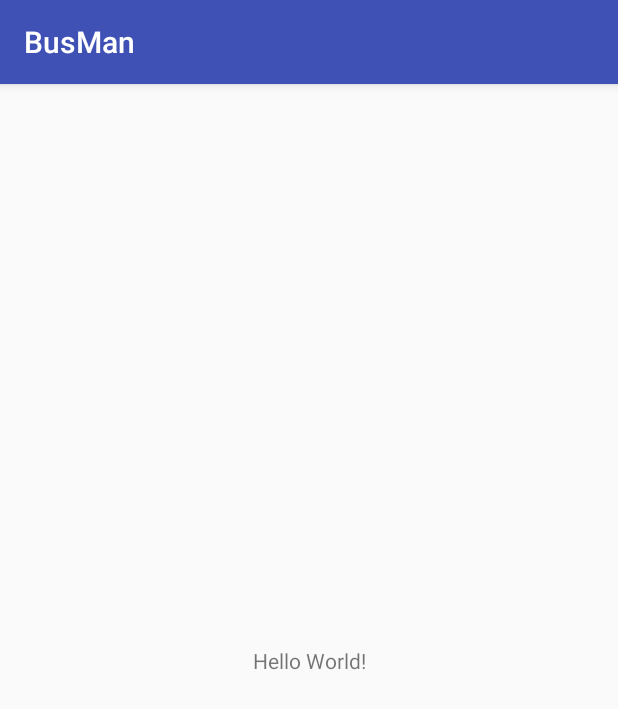
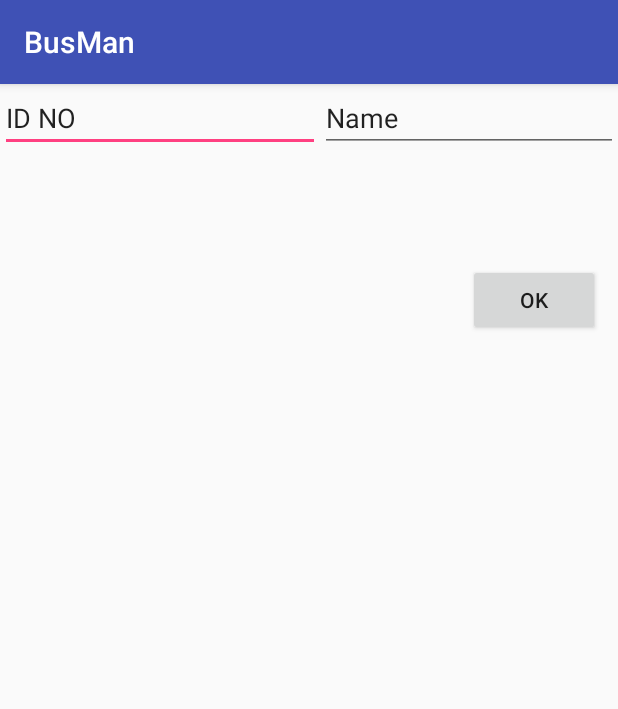
Before and after one commit to gaurangdobariya/BusMan, an Android app: the screen it shows after launch (MainActivity), on a phone screen of 412 x 824 dp. Shown: the top 709 px of the screen. Run offline under Robolectric (Android 15) with nearby library versions, the phone set to English and light mode, and no system bars; our stand-ins replace Firebase (no records; nobody signed in at launch, a user with empty details on screens opened directly).

Commit message:
initiL COMMIT

```diff
--- a/app/build.gradle
+++ b/app/build.gradle
@@ -26,5 +26,7 @@ dependencies {
     })
     compile 'com.android.support:appcompat-v7:26.+'
     compile 'com.android.support.constraint:constraint-layout:1.0.2'
+    compile 'com.google.firebase:firebase-database:10.0.1'
     testCompile 'junit:junit:4.12'
 }
+apply plugin: 'com.google.gms.google-services'
--- a/app/src/main/java/com/busman/busman/MainActivity.java
+++ b/app/src/main/java/com/busman/busman/MainActivity.java
@@ -2,12 +2,54 @@ package com.busman.busman;
 
 import android.support.v7.app.AppCompatActivity;
 import android.os.Bundle;
+import android.text.TextUtils;
+import android.view.View;
+import android.widget.Button;
+import android.widget.EditText;
+import android.widget.Toast;
+
+import com.google.firebase.database.DatabaseReference;
+import com.google.firebase.database.FirebaseDatabase;
 
 public class MainActivity extends AppCompatActivity {
+    DatabaseReference databaseReference;
+
+    EditText id_no,name;
+    Button ok;
 
     @Override
     protected void onCreate(Bundle savedInstanceState) {
         super.onCreate(savedInstanceState);
         setContentView(R.layout.activity_main);
+        Toast.makeText(this,"hello",Toast.LENGTH_SHORT).show();
+
+        databaseReference = FirebaseDatabase.getInstance().getReference("students");
+
+        id_no = (EditText) findViewById(R.id.id_no);
+        name = (EditText) findViewById(R.id.name);
+        ok = (Button) findViewById(R.id.ok);
+
+        ok.setOnClickListener(new View.OnClickListener(){
+            @Override
+            public void onClick(View view) {
+                senddata();
+            }
+        });
+    }
+    public void senddata(){
+        String id = id_no.getText().toString();
+        String nm = name.getText().toString();
+
+        if(!TextUtils.isEmpty(id)){
+           // String i = databaseReference.push().getKey();
+
+            student s = new student(id,nm);
+            databaseReference.child(id).setValue(s);
+
+            Toast.makeText(this,"student is added",Toast.LENGTH_SHORT).show();
+        }
+        else{
+            Toast.makeText(this,"enter data",Toast.LENGTH_SHORT).show();
+        }
     }
 }
--- a/app/src/main/res/layout/activity_main.xml
+++ b/app/src/main/res/layout/activity_main.xml
@@ -1,18 +1,36 @@
 <?xml version="1.0" encoding="utf-8"?>
-<android.support.constraint.ConstraintLayout xmlns:android="http://schemas.android.com/apk/res/android"
+<LinearLayout xmlns:android="http://schemas.android.com/apk/res/android"
     xmlns:app="http://schemas.android.com/apk/res-auto"
     xmlns:tools="http://schemas.android.com/tools"
-    android:layout_width="match_parent"
+    android:layout_width="wrap_content"
     android:layout_height="match_parent"
     tools:context="com.busman.busman.MainActivity">
 
-    <TextView
+    <EditText
+        android:id="@+id/id_no"
         android:layout_width="wrap_content"
         android:layout_height="wrap_content"
-        android:text="Hello World!"
-        app:layout_constraintBottom_toBottomOf="parent"
-        app:layout_constraintLeft_toLeftOf="parent"
-        app:layout_constraintRight_toRightOf="parent"
-        app:layout_constraintTop_toTopOf="parent" />
+        android:ems="10"
+        android:inputType="textPersonName"
+        android:text="ID NO">
 
-</android.support.constraint.ConstraintLayout>
+    </EditText>
+
+    <EditText
+        android:id="@+id/name"
+        android:layout_width="wrap_content"
+        android:layout_height="wrap_content"
+        android:ems="10"
+        android:inputType="textPersonName"
+        android:text="Name"
+       />
+
+    <Button
+        android:id="@+id/ok"
+        android:layout_width="wrap_content"
+        android:layout_height="wrap_content"
+        android:text="OK"
+        android:layout_marginTop="120dp"
+        android:layout_marginLeft="-100dp"
+         />
+</LinearLayout>
--- a/build.gradle
+++ b/build.gradle
@@ -6,7 +6,7 @@ buildscript {
     }
     dependencies {
         classpath 'com.android.tools.build:gradle:2.3.3'
-
+        classpath 'com.google.gms:google-services:3.1.0'
         // NOTE: Do not place your application dependencies here; they belong
         // in the individual module build.gradle files
     }
```
Also changed, not shown: app/src/main/java/com/busman/busman/student.java (added, +26 -0 lines), 1 other file.
